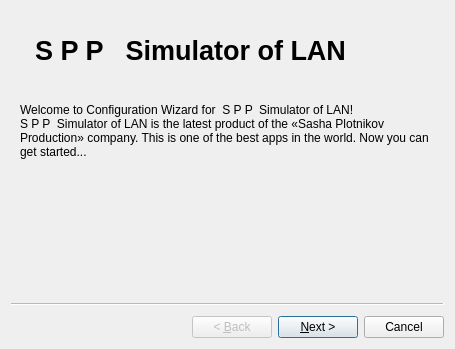
Before: the Qt Designer form 3sem/hw2/configurationwizard.ui in spp-plotnikov/homeworks, drawn with Qt 5.
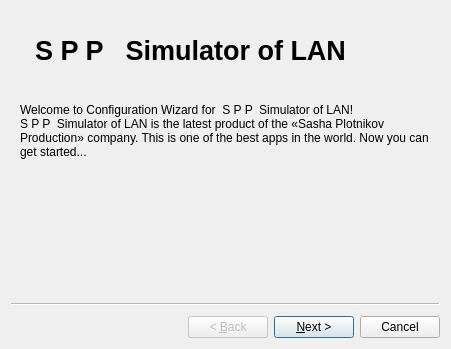
After: the same form once the commit is applied.

What changed in the file:
```diff
--- a/3sem/hw2/configurationwizard.ui
+++ b/3sem/hw2/configurationwizard.ui
@@ -10,6 +10,18 @@
     <height>349</height>
    </rect>
   </property>
+  <property name="minimumSize">
+   <size>
+    <width>451</width>
+    <height>349</height>
+   </size>
+  </property>
+  <property name="maximumSize">
+   <size>
+    <width>451</width>
+    <height>349</height>
+   </size>
+  </property>
   <property name="windowTitle">
    <string>Configuration Wizard for  S P P  Simulator of LAN</string>
   </property>
```
Left out of the diff: 2 changed lines with no effect on the pictures.
